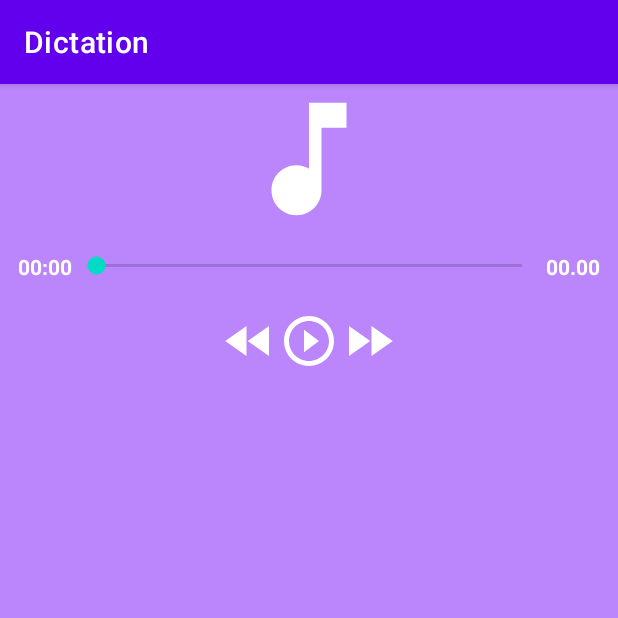
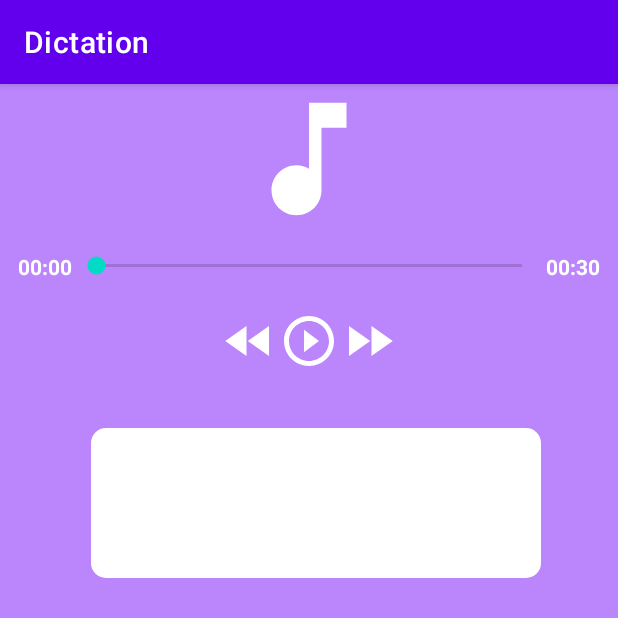
Before and after one commit to Pierrad/A414_Project, an Android app: the DictationActivity screen opened directly, with no data from a screen before it, on a phone screen of 412 x 824 dp, the top half of it. Run offline under Robolectric (Android 15) with nearby library versions, the phone set to English and light mode, and no system bars.

Commit message:
:lipstick: #french1 Add editText

```diff
--- a/app/src/main/java/com/example/project/french/dictation/DictationActivity.java
+++ b/app/src/main/java/com/example/project/french/dictation/DictationActivity.java
@@ -1,8 +1,16 @@
 package com.example.project.french.dictation;
 
+import android.annotation.SuppressLint;
 import android.content.Intent;
+import android.media.MediaPlayer;
 import android.os.Bundle;
+import android.os.Handler;
+import android.text.InputType;
 import android.view.View;
+import android.widget.EditText;
+import android.widget.ImageView;
+import android.widget.SeekBar;
+import android.widget.TextView;
 
 import androidx.appcompat.app.AppCompatActivity;
 
@@ -10,14 +18,136 @@ import com.example.project.R;
 import com.example.project.english.EnglishDashboardActivity;
 
 import java.util.Objects;
+import java.util.concurrent.TimeUnit;
 
 public class DictationActivity extends AppCompatActivity {
+
+    TextView playerPosition, playerDuration;
+    SeekBar seekBar;
+    ImageView btRew, btPlay, btPause, btFf;
+    MediaPlayer mediaPlayer;
+    Handler handler = new Handler();
+    Runnable runnable;
 
     @Override
     protected void onCreate(Bundle savedInstanceState) {
         super.onCreate(savedInstanceState);
         setContentView(R.layout.dictation);
         Objects.requireNonNull(getSupportActionBar()).setTitle("Dictation");
+
+        playerPosition = findViewById(R.id.player_position);
+        playerDuration = findViewById(R.id.player_duration);
+        seekBar = findViewById(R.id.seek_bar);
+        btRew = findViewById(R.id.bt_rew);
+        btPlay = findViewById(R.id.bt_play);
+        btPause = findViewById(R.id.bt_pause);
+        btFf = findViewById(R.id.bt_ff);
+
+        mediaPlayer = MediaPlayer.create(this,R.raw.dictee1);
+
+
+
+        runnable = new Runnable() {
+            @Override
+            public void run() {
+                seekBar.setProgress(mediaPlayer.getCurrentPosition());
+
+                handler.postDelayed(this,500);
+            }
+        };
+
+
+        int duration = mediaPlayer.getDuration();
+
+        //convert millisecond to minute and second
+        String sDuration = convertFormat(duration);
+
+        playerDuration.setText(sDuration);
+
+        btPlay.setOnClickListener(new View.OnClickListener() {
+            @Override
+            public void onClick(View view) {
+                btPlay.setVisibility(View.GONE);
+                btPause.setVisibility(View.VISIBLE);
+                mediaPlayer.start();
+                seekBar.setMax(mediaPlayer.getDuration());
+                handler.postDelayed(runnable,0);
+            }
+        });
+
+        btPause.setOnClickListener(new View.OnClickListener() {
+            @Override
+            public void onClick(View view) {
+                btPlay.setVisibility(View.VISIBLE);
+                btPause.setVisibility(View.GONE);
+                mediaPlayer.pause();
+                handler.removeCallbacks(runnable);
+            }
+        });
+
+        btFf.setOnClickListener(new View.OnClickListener() {
+            @Override
+            public void onClick(View view) {
+                int currentPosition = mediaPlayer.getCurrentPosition();
+                int duration = mediaPlayer.getDuration();
+
+                if (mediaPlayer.isPlaying() && duration != currentPosition){
+                    currentPosition += 5000;
+                    playerPosition.setText(convertFormat(currentPosition));
+                    mediaPlayer.seekTo(currentPosition);
+                }
+            }
+        });
+
+        btRew.setOnClickListener(new View.OnClickListener() {
+            @Override
+            public void onClick(View view) {
+                int currentPosition = mediaPlayer.getCurrentPosition();
+
+                if(mediaPlayer.isPlaying() && currentPosition > 5000){
+                    currentPosition -= 5000;
+                    playerPosition.setText(convertFormat(currentPosition));
+                    mediaPlayer.seekTo(currentPosition);
+                }
+            }
+        });
+
+        seekBar.setOnSeekBarChangeListener(new SeekBar.OnSeekBarChangeListener() {
+            @Override
+            public void onProgressChanged(SeekBar seekBar, int progress, boolean fromUser) {
+                if (fromUser){
+                    mediaPlayer.seekTo(progress);
+                }
+                playerPosition.setText(convertFormat(mediaPlayer.getCurrentPosition()));
+            }
+
+            @Override
+            public void onStartTrackingTouch(SeekBar seekBar) {
+
+            }
+
+            @Override
+            public void onStopTrackingTouch(SeekBar seekBar) {
+
+            }
+        });
+
+        mediaPlayer.setOnCompletionListener(new MediaPlayer.OnCompletionListener() {
+            @Override
+            public void onCompletion(MediaPlayer mediaPlayer) {
+                btPause.setVisibility(View.GONE);
+                btPlay.setVisibility(View.VISIBLE);
+                mediaPlayer.seekTo(0);
+            }
+        });
+    }
+
+    @SuppressLint("DefaultLocale")
+    private String convertFormat(int duration) {
+        return String.format("%02d:%02d"
+                ,TimeUnit.MILLISECONDS.toMinutes(duration)
+                ,TimeUnit.MILLISECONDS.toSeconds(duration) -
+                TimeUnit.MINUTES.toSeconds(TimeUnit.MILLISECONDS.toMinutes(duration)));
     }
 
 }
--- /dev/null
+++ b/app/src/main/res/drawable/rounded_edittext.xml
@@ -0,0 +1,13 @@
+<?xml version="1.0" encoding="utf-8"?>
+<shape xmlns:android="http://schemas.android.com/apk/res/android"
+    android:padding="10dp"
+    android:shape="rectangle" >
+
+    <solid android:color="#FFFFFF" />
+
+    <corners
+        android:bottomLeftRadius="10dp"
+        android:bottomRightRadius="10dp"
+        android:topLeftRadius="10dp"
+        android:topRightRadius="10dp" />
+</shape>
--- a/app/src/main/res/layout/dictation.xml
+++ b/app/src/main/res/layout/dictation.xml
@@ -1,5 +1,6 @@
 <?xml version="1.0" encoding="utf-8"?>
 <LinearLayout xmlns:android="http://schemas.android.com/apk/res/android"
+    xmlns:tools="http://schemas.android.com/tools"
     android:layout_width="match_parent"
     android:layout_height="match_parent"
     android:background="@color/purple_200"
@@ -50,17 +51,17 @@
 
 
         <ImageView
+            android:id="@+id/bt_rew"
+            android:layout_width="40dp"
+            android:layout_height="40dp"
+            android:src="@drawable/ic_fast_rewind" />
+
+        <ImageView
             android:id="@+id/bt_pause"
             android:layout_width="40dp"
             android:layout_height="40dp"
             android:src="@drawable/ic_pause"
             android:visibility="gone" />
-
-        <ImageView
-            android:id="@+id/bt_rew"
-            android:layout_width="40dp"
-            android:layout_height="40dp"
-            android:src="@drawable/ic_fast_rewind" />
 
         <ImageView
             android:id="@+id/bt_play"
@@ -75,4 +76,26 @@
             android:src="@drawable/ic_fast_forward" />
     </LinearLayout>
 
+    <LinearLayout
+        android:layout_width="wrap_content"
+        android:layout_height="wrap_content"
+        android:layout_marginTop="8dp"
+        android:orientation="horizontal"
+        android:layout_gravity="center">
+
+        <EditText
+            android:id="@+id/dictee"
+            android:layout_width="300dp"
+            android:layout_height="100dp"
+            android:layout_marginLeft="10dp"
+            android:layout_marginTop="30dp"
+            android:layout_weight=".70"
+            android:background="@drawable/rounded_edittext"
+            android:gravity="top"
+            tools:ignore="SpeakableTextPresentCheck" />
+
+
+    </LinearLayout>
+
+
 </LinearLayout>
```
Also changed, not shown: app/src/main/java/com/example/project/helpers/MediaPlayer.java (added, +8 -0 lines), 1 other file.
